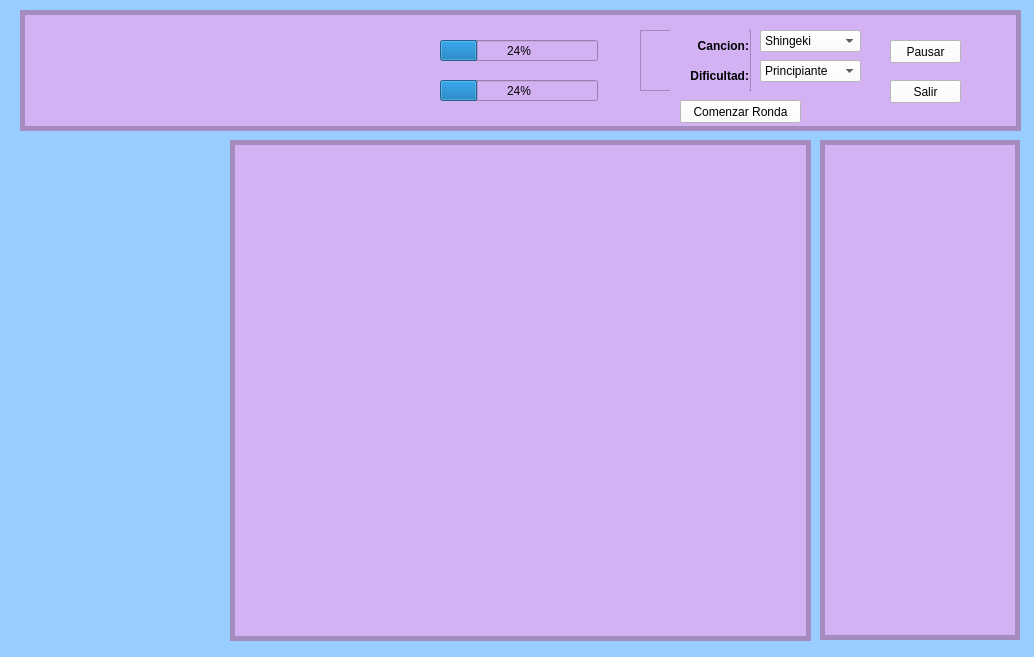
Old version of the form Tareas/T02v2/qt-designer-ventana_juego.ui in the repository domingo2000/ProgramacionAvanzada.
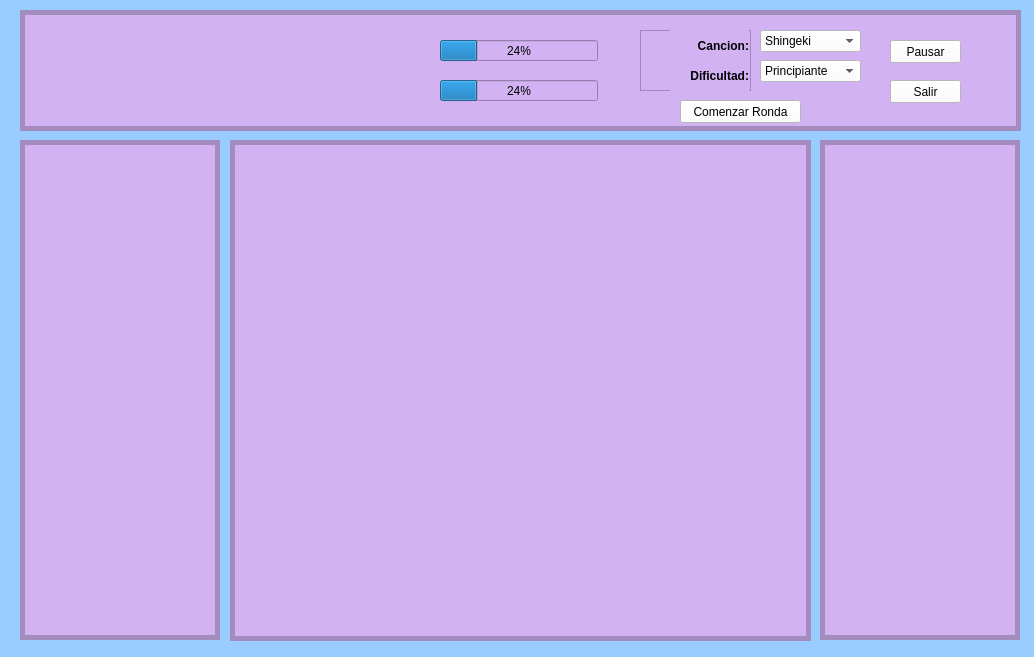
New version of the form. Icons and pictures are not drawn.

Diff of the .ui file:
```diff
--- a/Tareas/T02v2/qt-designer-ventana_juego.ui
+++ b/Tareas/T02v2/qt-designer-ventana_juego.ui
@@ -53,6 +53,24 @@
     <bool>true</bool>
    </property>
   </widget>
+  <widget class="QLabel" name="label_3">
+   <property name="geometry">
+    <rect>
+     <x>20</x>
+     <y>140</y>
+     <width>200</width>
+     <height>500</height>
+    </rect>
+   </property>
+   <property name="styleSheet">
+    <string notr="true">background-color: #D2B2F3;
+border: 5px solid;
+border-color: #A58CBF;</string>
+   </property>
+   <property name="text">
+    <string/>
+   </property>
+  </widget>
   <widget class="QLabel" name="tienda">
    <property name="geometry">
     <rect>
```
Left out of the diff: 4 changed lines with no effect on the pictures.
